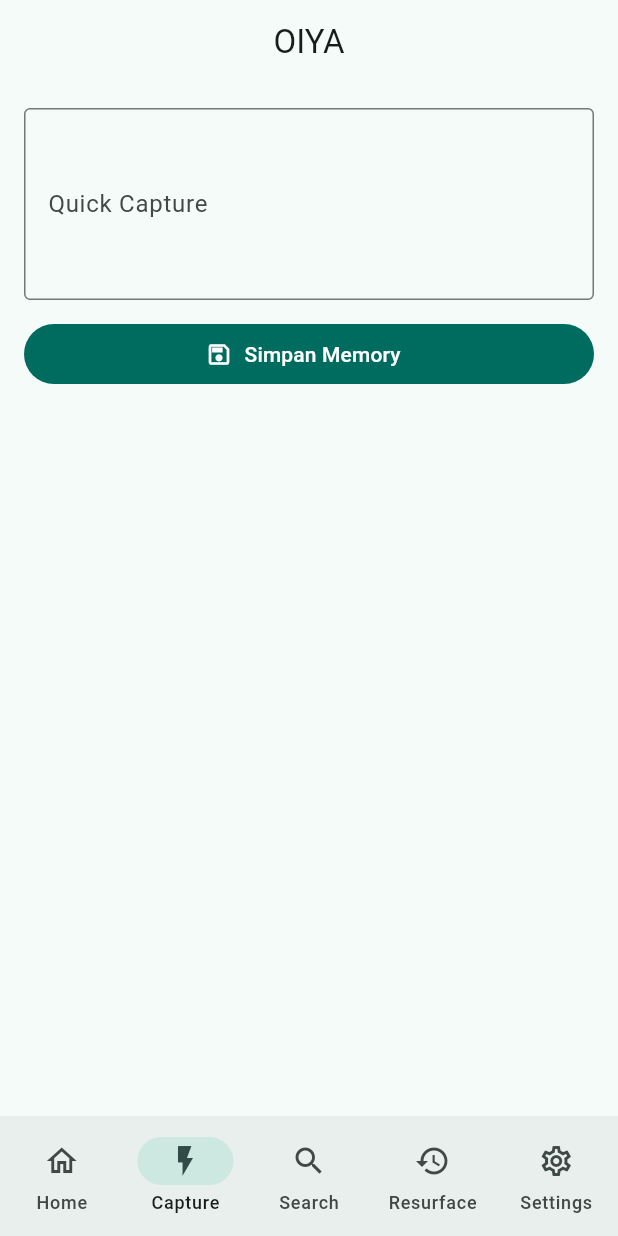
After one commit to Velubby/oiya, a Flutter app: the screen it shows after launch, item 2 of the bottom bar chosen, after a tap on "Simpan Memory", on a phone screen of 412 x 824 dp. The commit adds this screen. Run offline on Flutter 3.47's test engine with Material 3 defaults, Android fonts, the phone set to English and light mode, and no system bars; our stand-ins replace flutter_riverpod, hive, hive_flutter; accounts and stored records are empty.

Commit message:
Refactor app structure and implement memory capture feature with Hive integration

```diff
--- a/lib/main.dart
+++ b/lib/main.dart
@@ -1,125 +1,29 @@
 import 'package:flutter/material.dart';
+import 'package:flutter_riverpod/flutter_riverpod.dart';
+import 'package:hive_flutter/hive_flutter.dart';
 
-void main() {
-  runApp(const MyApp());
+import 'src/app.dart';
+import 'src/features/memory/memory_repository.dart';
+import 'src/features/settings/theme_repository.dart';
+
+Future<void> main() async {
+  WidgetsFlutterBinding.ensureInitialized();
+  await Hive.initFlutter();
+
+  final memoryBox = await Hive.openBox<Map>('memories');
+  final settingsBox = await Hive.openBox<String>('settings');
+
+  runApp(
+    ProviderScope(
+      overrides: [
+        memoryRepositoryProvider.overrideWithValue(
+          HiveMemoryRepository(memoryBox),
+        ),
+        themeRepositoryProvider.overrideWithValue(
+          HiveThemeRepository(settingsBox),
+        ),
+      ],
+      child: const OiyaApp(),
+    ),
+  );
 }
-
-class MyApp extends StatelessWidget {
-  const MyApp({super.key});
-
-  // This widget is the root of your application.
-  @override
-  Widget build(BuildContext context) {
-    return MaterialApp(
-      title: 'Flutter Demo',
-      theme: ThemeData(
-        // This is the theme of your application.
-        //
-        // TRY THIS: Try running your application with "flutter run". You'll see
-        // the application has a purple toolbar. Then, without quitting the app,
-        // try changing the seedColor in the colorScheme below to Colors.green
-        // and then invoke "hot reload" (save your changes or press the "hot
-        // reload" button in a Flutter-supported IDE, or press "r" if you used
-        // the command line to start the app).
-        //
-        // Notice that the counter didn't reset back to zero; the application
-        // state is not lost during the reload. To reset the state, use hot
-        // restart instead.
-        //
-        // This works for code too, not just values: Most code changes can be
-        // tested with just a hot reload.
-        colorScheme: ColorScheme.fromSeed(seedColor: Colors.deepPurple),
-        useMaterial3: true,
-      ),
-      home: const MyHomePage(title: 'Flutter Demo Home Page'),
-    );
-  }
-}
-
-class MyHomePage extends StatefulWidget {
-  const MyHomePage({super.key, required this.title});
-
-  // This widget is the home page of your application. It is stateful, meaning
-  // that it has a State object (defined below) that contains fields that affect
-  // how it looks.
-
-  // This class is the configuration for the state. It holds the values (in this
-  // case the title) provided by the parent (in this case the App widget) and
-  // used by the build method of the State. Fields in a Widget subclass are
-  // always marked "final".
-
-  final String title;
-
-  @override
-  State<MyHomePage> createState() => _MyHomePageState();
-}
-
-class _MyHomePageState extends State<MyHomePage> {
-  int _counter = 0;
-
-  void _incrementCounter() {
-    setState(() {
-      // This call to setState tells the Flutter framework that something has
-      // changed in this State, which causes it to rerun the build method below
-      // so that the display can reflect the updated values. If we changed
-      // _counter without calling setState(), then the build method would not be
-      // called again, and so nothing would appear to happen.
-      _counter++;
-    });
-  }
-
-  @override
-  Widget build(BuildContext context) {
-    // This method is rerun every time setState is called, for instance as done
-    // by the _incrementCounter method above.
-    //
-    // The Flutter framework has been optimized to make rerunning build methods
-    // fast, so that you can just rebuild anything that needs updating rather
-    // than having to individually change instances of widgets.
-    return Scaffold(
-      appBar: AppBar(
-        // TRY THIS: Try changing the color here to a specific color (to
-        // Colors.amber, perhaps?) and trigger a hot reload to see the AppBar
-        // change color while the other colors stay the same.
-        backgroundColor: Theme.of(context).colorScheme.inversePrimary,
-        // Here we take the value from the MyHomePage object that was created by
-        // the App.build method, and use it to set our appbar title.
-        title: Text(widget.title),
-      ),
-      body: Center(
-        // Center is a layout widget. It takes a single child and positions it
-        // in the middle of the parent.
-        child: Column(
-          // Column is also a layout widget. It takes a list of children and
-          // arranges them vertically. By default, it sizes itself to fit its
-          // children horizontally, and tries to be as tall as its parent.
-          //
-          // Column has various properties to control how it sizes itself and
-          // how it positions its children. Here we use mainAxisAlignment to
-          // center the children vertically; the main axis here is the vertical
-          // axis because Columns are vertical (the cross axis would be
-          // horizontal).
-          //
-          // TRY THIS: Invoke "debug painting" (choose the "Toggle Debug Paint"
-          // action in the IDE, or press "p" in the console), to see the
-          // wireframe for each widget.
-          mainAxisAlignment: MainAxisAlignment.center,
-          children: <Widget>[
-            const Text(
-              'You have pushed the button this many times:',
-            ),
-            Text(
-              '$_counter',
-              style: Theme.of(context).textTheme.headlineMedium,
-            ),
-          ],
-        ),
-      ),
-      floatingActionButton: FloatingActionButton(
-        onPressed: _incrementCounter,
-        tooltip: 'Increment',
-        child: const Icon(Icons.add),
-      ), // This trailing comma makes auto-formatting nicer for build methods.
-    );
-  }
-}
--- /dev/null
+++ b/lib/src/app.dart
@@ -0,0 +1,32 @@
+import 'package:flutter/material.dart';
+import 'package:flutter_riverpod/flutter_riverpod.dart';
+
+import 'features/settings/theme_mode_controller.dart';
+import 'ui/main_shell.dart';
+
+class OiyaApp extends ConsumerWidget {
+  const OiyaApp({super.key});
+
+  @override
+  Widget build(BuildContext context, WidgetRef ref) {
+    final themeMode = ref.watch(themeModeProvider);
+
+    return MaterialApp(
+      title: 'OIYA',
+      debugShowCheckedModeBanner: false,
+      themeMode: themeMode,
+      theme: ThemeData(
+        useMaterial3: true,
+        colorScheme: ColorScheme.fromSeed(seedColor: const Color(0xFF0E7A6D)),
+      ),
+      darkTheme: ThemeData(
+        useMaterial3: true,
+        colorScheme: ColorScheme.fromSeed(
+          seedColor: const Color(0xFF0E7A6D),
+          brightness: Brightness.dark,
+        ),
+      ),
+      home: const MainShell(),
+    );
+  }
+}
--- /dev/null
+++ b/lib/src/features/memory/memory_controller.dart
@@ -0,0 +1,69 @@
+import 'package:flutter_riverpod/flutter_riverpod.dart';
+
+import 'memory_note.dart';
+import 'memory_repository.dart';
+
+final memoryControllerProvider =
+    StateNotifierProvider<MemoryController, List<MemoryNote>>((ref) {
+  final repository = ref.watch(memoryRepositoryProvider);
+  return MemoryController(repository);
+});
+
+final searchQueryProvider = StateProvider<String>((ref) => '');
+
+final filteredMemoriesProvider = Provider<List<MemoryNote>>((ref) {
+  final query = ref.watch(searchQueryProvider).trim().toLowerCase();
+  final notes = ref.watch(memoryControllerProvider);
+
+  if (query.isEmpty) {
+    return notes;
+  }
+
+  return notes
+      .where((note) => note.text.toLowerCase().contains(query))
+      .toList(growable: false);
+});
+
+final resurfacedMemoriesProvider = Provider<List<MemoryNote>>((ref) {
+  final notes = ref.watch(memoryControllerProvider);
+  final today = DateTime.now();
+  const interestingDays = <int>{7, 14, 30};
+
+  return notes.where((note) {
+    final noteDate = DateTime(
+      note.createdAt.year,
+      note.createdAt.month,
+      note.createdAt.day,
+    );
+    final currentDate = DateTime(today.year, today.month, today.day);
+    final daysAgo = currentDate.difference(noteDate).inDays;
+    return interestingDays.contains(daysAgo);
+  }).toList(growable: false);
+});
+
+class MemoryController extends StateNotifier<List<MemoryNote>> {
+  MemoryController(this._repository) : super(const []) {
+    _load();
+  }
+
+  final MemoryRepository _repository;
+
+  Future<void> _load() async {
+    state = await _repository.getAll();
+  }
+
+  Future<void> addMemory(String text) async {
+    final trimmed = text.trim();
+    if (trimmed.isEmpty) {
+      return;
+    }
+
+    await _repository.add(trimmed);
+    state = await _repository.getAll();
+  }
+
+  Future<void> deleteMemory(String id) async {
+    await _repository.delete(id);
+    state = await _repository.getAll();
+  }
+}
--- /dev/null
+++ b/lib/src/features/settings/theme_mode_controller.dart
@@ -0,0 +1,27 @@
+import 'package:flutter/material.dart';
+import 'package:flutter_riverpod/flutter_riverpod.dart';
+
+import 'theme_repository.dart';
+
+final themeModeProvider =
+    StateNotifierProvider<ThemeModeController, ThemeMode>((ref) {
+  final repository = ref.watch(themeRepositoryProvider);
+  return ThemeModeController(repository);
+});
+
+class ThemeModeController extends StateNotifier<ThemeMode> {
+  ThemeModeController(this._repository) : super(ThemeMode.system) {
+    _load();
+  }
+
+  final ThemeRepository _repository;
+
+  Future<void> _load() async {
+    state = await _repository.loadThemeMode();
+  }
+
+  Future<void> setThemeMode(ThemeMode mode) async {
+    state = mode;
+    await _repository.saveThemeMode(mode);
+  }
+}
--- /dev/null
+++ b/lib/src/features/settings/theme_repository.dart
@@ -0,0 +1,43 @@
+import 'package:flutter/material.dart';
+import 'package:flutter_riverpod/flutter_riverpod.dart';
+import 'package:hive/hive.dart';
+
+abstract class ThemeRepository {
+  Future<ThemeMode> loadThemeMode();
+  Future<void> saveThemeMode(ThemeMode mode);
+}
+
+final themeRepositoryProvider = Provider<ThemeRepository>((ref) {
+  throw UnimplementedError('ThemeRepository override is required');
+});
+
+class HiveThemeRepository implements ThemeRepository {
+  HiveThemeRepository(this._box);
+
+  final Box<String> _box;
+  static const _themeModeKey = 'theme_mode';
+
+  @override
+  Future<ThemeMode> loadThemeMode() async {
+    final value = _box.get(_themeModeKey);
+    switch (value) {
+      case 'light':
+        return ThemeMode.light;
+      case 'dark':
+        return ThemeMode.dark;
+      default:
+        return ThemeMode.system;
+    }
+  }
+
+  @override
+  Future<void> saveThemeMode(ThemeMode mode) {
+    final encoded = switch (mode) {
+      ThemeMode.light => 'light',
+      ThemeMode.dark => 'dark',
+      ThemeMode.system => 'system',
+    };
+
+    return _box.put(_themeModeKey, encoded);
+  }
+}
--- /dev/null
+++ b/lib/src/ui/main_shell.dart
@@ -0,0 +1,332 @@
+import 'package:flutter/material.dart';
+import 'package:flutter_riverpod/flutter_riverpod.dart';
+import 'package:intl/intl.dart';
+
+import '../features/memory/memory_controller.dart';
+import '../features/memory/memory_note.dart';
+import '../features/settings/theme_mode_controller.dart';
+
+class MainShell extends StatefulWidget {
+  const MainShell({super.key});
+
+  @override
+  State<MainShell> createState() => _MainShellState();
+}
+
+class _MainShellState extends State<MainShell> {
+  int _currentIndex = 0;
+
+  void _goToTab(int index) {
+    setState(() {
+      _currentIndex = index;
+    });
+  }
+
+  @override
+  Widget build(BuildContext context) {
+    final pages = <Widget>[
+      const _HomePage(),
+      _CapturePage(onCaptureSaved: () => _goToTab(0)),
+      const _SearchPage(),
+      const _ResurfacePage(),
+      const _SettingsPage(),
+    ];
+
+    return Scaffold(
+      appBar: AppBar(
+        title: const Text('OIYA'),
+        centerTitle: true,
+      ),
+      body: IndexedStack(index: _currentIndex, children: pages),
+      bottomNavigationBar: NavigationBar(
+        selectedIndex: _currentIndex,
+        destinations: const [
+          NavigationDestination(icon: Icon(Icons.home_outlined), label: 'Home'),
+          NavigationDestination(
+              icon: Icon(Icons.flash_on_outlined), label: 'Capture'),
+          NavigationDestination(icon: Icon(Icons.search), label: 'Search'),
+          NavigationDestination(icon: Icon(Icons.history), label: 'Resurface'),
+          NavigationDestination(
+              icon: Icon(Icons.settings_outlined), label: 'Settings'),
+        ],
+        onDestinationSelected: _goToTab,
+      ),
+    );
+  }
+}
+
+class _HomePage extends ConsumerWidget {
+  const _HomePage();
+
+  @override
+  Widget build(BuildContext context, WidgetRef ref) {
+    final memories = ref.watch(memoryControllerProvider);
+
+    if (memories.isEmpty) {
+      return const Center(
+        child: Padding(
+          padding: EdgeInsets.all(24),
+          child: Text(
+            'Belum ada memory. Mulai dari tab Capture dan simpan pikiran pertama kamu.',
+            textAlign: TextAlign.center,
+          ),
+        ),
+      );
+    }
+
+    return ListView.separated(
+      padding: const EdgeInsets.all(16),
+      itemBuilder: (context, index) {
+        final memory = memories[index];
+        return _MemoryCard(
+          memory: memory,
+          trailing: IconButton(
+            tooltip: 'Hapus memory',
+            onPressed: () {
+              ref
+                  .read(memoryControllerProvider.notifier)
+                  .deleteMemory(memory.id);
+            },
+            icon: const Icon(Icons.delete_outline),
+          ),
+        );
+      },
+      separatorBuilder: (context, index) => const SizedBox(height: 12),
+      itemCount: memories.length,
+    );
+  }
+}
+
+class _CapturePage extends ConsumerStatefulWidget {
+  const _CapturePage({required this.onCaptureSaved});
+
+  final VoidCallback onCaptureSaved;
+
+  @override
+  ConsumerState<_CapturePage> createState() => _CapturePageState();
+}
+
+class _CapturePageState extends ConsumerState<_CapturePage> {
+  final TextEditingController _controller = TextEditingController();
+
+  @override
+  void dispose() {
+    _controller.dispose();
+    super.dispose();
+  }
+
+  Future<void> _save() async {
+    final text = _controller.text.trim();
+    if (text.isEmpty) {
+      return;
+    }
+
+    await ref.read(memoryControllerProvider.notifier).addMemory(text);
+    _controller.clear();
+
+    if (!mounted) {
+      return;
+    }
+
+    ScaffoldMessenger.of(context).showSnackBar(
+      const SnackBar(content: Text('Memory tersimpan.')),
+    );
+    widget.onCaptureSaved();
+  }
+
+  @override
+  Widget build(BuildContext context) {
+    return Padding(
+      padding: const EdgeInsets.all(16),
+      child: Column(
+        children: [
+          TextField(
+            controller: _controller,
+            autofocus: true,
+            minLines: 4,
+            maxLines: 8,
+            textInputAction: TextInputAction.done,
+            onSubmitted: (_) => _save(),
+            decoration: const InputDecoration(
+              border: OutlineInputBorder(),
+              hintText:
+                  'Tulis cepat sebelum lupa... contoh: Parkir di basement B2',
+              labelText: 'Quick Capture',
+            ),
+          ),
+          const SizedBox(height: 12),
+          SizedBox(
+            width: double.infinity,
+            child: FilledButton.icon(
+              onPressed: _save,
+              icon: const Icon(Icons.save_outlined),
+              label: const Text('Simpan Memory'),
+            ),
+          ),
+        ],
+      ),
+    );
+  }
+}
+
+class _SearchPage extends ConsumerWidget {
+  const _SearchPage();
+
+  @override
+  Widget build(BuildContext context, WidgetRef ref) {
+    final query = ref.watch(searchQueryProvider);
+    final results = ref.watch(filteredMemoriesProvider);
+
+    return Padding(
+      padding: const EdgeInsets.all(16),
+      child: Column(
+        children: [
+          TextField(
+            onChanged: (value) {
+              ref.read(searchQueryProvider.notifier).state = value;
+            },
+            decoration: const InputDecoration(
+              border: OutlineInputBorder(),
+              hintText: 'Cari memory: flutter, parkir, belut...',
+              prefixIcon: Icon(Icons.search),
+            ),
+          ),
+          const SizedBox(height: 12),
+          Align(
+            alignment: Alignment.centerLeft,
+            child: Text(
+              query.trim().isEmpty
+                  ? 'Menampilkan semua memory'
+                  : 'Hasil untuk "$query"',
+            ),
+          ),
+          const SizedBox(height: 8),
+          Expanded(
+            child: results.isEmpty
+                ? const Center(child: Text('Tidak ada memory yang cocok.'))
+                : ListView.separated(
+                    itemBuilder: (context, index) {
+                      final memory = results[index];
+                      return _MemoryCard(memory: memory);
+                    },
+                    separatorBuilder: (context, index) =>
+                        const SizedBox(height: 12),
+                    itemCount: results.length,
+                  ),
+          ),
+        ],
+      ),
+    );
+  }
+}
+
+class _ResurfacePage extends ConsumerWidget {
+  const _ResurfacePage();
+
+  @override
+  Widget build(BuildContext context, WidgetRef ref) {
+    final resurfaced = ref.watch(resurfacedMemoriesProvider);
+
+    if (resurfaced.isEmpty) {
+      return const Center(
+        child: Padding(
+          padding: EdgeInsets.all(24),
+          child: Text(
+            'Belum ada memory yang masuk momentum 7/14/30 hari. Tetap capture setiap hari, memory lama akan muncul di sini.',
+            textAlign: TextAlign.center,
+          ),
+        ),
+      );
+    }
+
+    return ListView.separated(
+      padding: const EdgeInsets.all(16),
+      itemBuilder: (context, index) {
+        final memory = resurfaced[index];
+        return _MemoryCard(memory: memory);
+      },
+      separatorBuilder: (context, index) => const SizedBox(height: 12),
+      itemCount: resurfaced.length,
+    );
+  }
+}
+
+class _SettingsPage extends ConsumerWidget {
+  const _SettingsPage();
+
+  @override
+  Widget build(BuildContext context, WidgetRef ref) {
+    final themeMode = ref.watch(themeModeProvider);
+
+    return ListView(
+      padding: const EdgeInsets.all(16),
+      children: [
+        const ListTile(
+          contentPadding: EdgeInsets.zero,
+          title: Text('Theme'),
+          subtitle: Text('Pilih mode tampilan OIYA'),
+        ),
+        RadioListTile<ThemeMode>(
+          value: ThemeMode.system,
+          groupValue: themeMode,
+          title: const Text('System'),
+          onChanged: (value) {
+            if (value != null) {
+              ref.read(themeModeProvider.notifier).setThemeMode(value);
+            }
+          },
+        ),
+        RadioListTile<ThemeMode>(
+          value: ThemeMode.light,
+          groupValue: themeMode,
+          title: const Text('Light'),
+          onChanged: (value) {
+            if (value != null) {
+              ref.read(themeModeProvider.notifier).setThemeMode(value);
+            }
+          },
+        ),
+        RadioListTile<ThemeMode>(
+          value: ThemeMode.dark,
+          groupValue: themeMode,
+          title: const Text('Dark'),
+          onChanged: (value) {
+            if (value != null) {
+              ref.read(themeModeProvider.notifier).setThemeMode(value);
+            }
+          },
+        ),
+        const Divider(height: 24),
+        const ListTile(
+          contentPadding: EdgeInsets.zero,
+          leading: Icon(Icons.cloud_outlined),
+          title: Text('Backup & Sync'),
+          subtitle: Text('Coming soon pada fase berikutnya.'),
+        ),
+      ],
+    );
+  }
+}
+
+class _MemoryCard extends StatelessWidget {
+  const _MemoryCard({required this.memory, this.trailing});
+
+  final MemoryNote memory;
+  final Widget? trailing;
+
+  @override
+  Widget build(BuildContext context) {
+    final formatter = DateFormat('dd MMM yyyy, HH:mm');
+
+    return Card(
+      child: ListTile(
+        title: Text(memory.text),
+        subtitle: Padding(
+          padding: const EdgeInsets.only(top: 6),
+          child: Text(formatter.format(memory.createdAt)),
+        ),
+        trailing: trailing,
+      ),
+    );
+  }
+}
--- a/pubspec.yaml
+++ b/pubspec.yaml
@@ -35,6 +35,11 @@ dependencies:
   # The following adds the Cupertino Icons font to your application.
   # Use with the CupertinoIcons class for iOS style icons.
   cupertino_icons: ^1.0.8
+  flutter_riverpod: ^2.5.1
+  hive: ^2.2.3
+  hive_flutter: ^1.1.0
+  intl: ^0.19.0
+  uuid: ^4.5.1
 
 dev_dependencies:
   flutter_test:
```
Also changed, not shown: lib/src/features/memory/memory_note.dart (added, +45 -0 lines), lib/src/features/memory/memory_repository.dart (added, +47 -0 lines), 1 other file.
